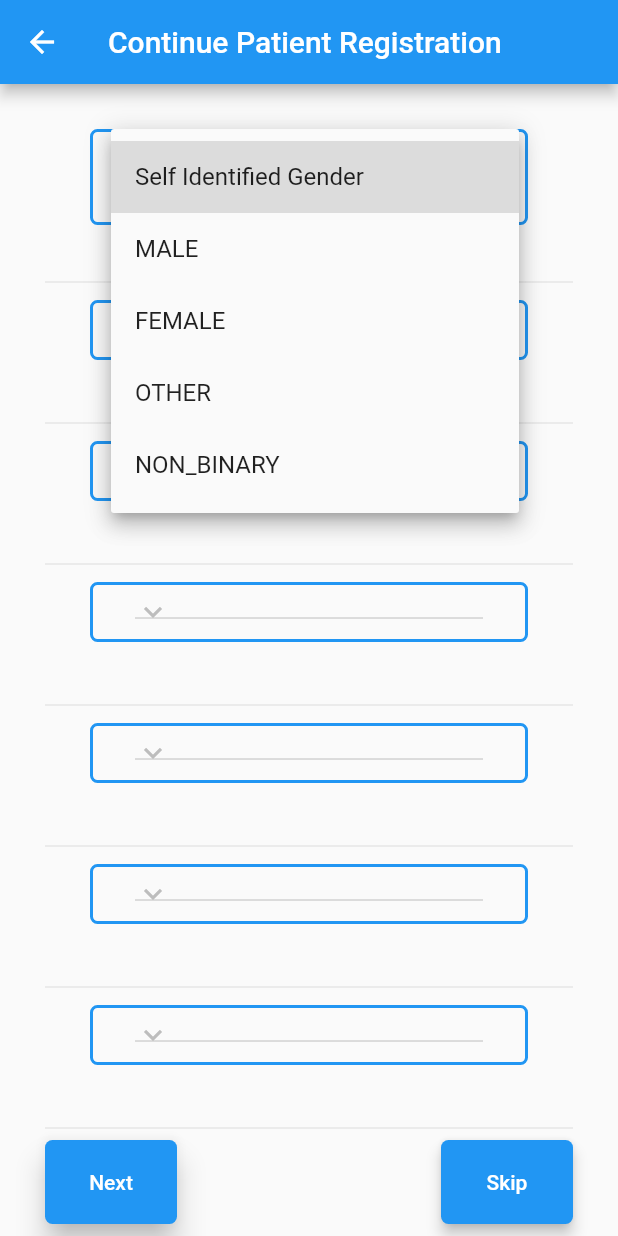
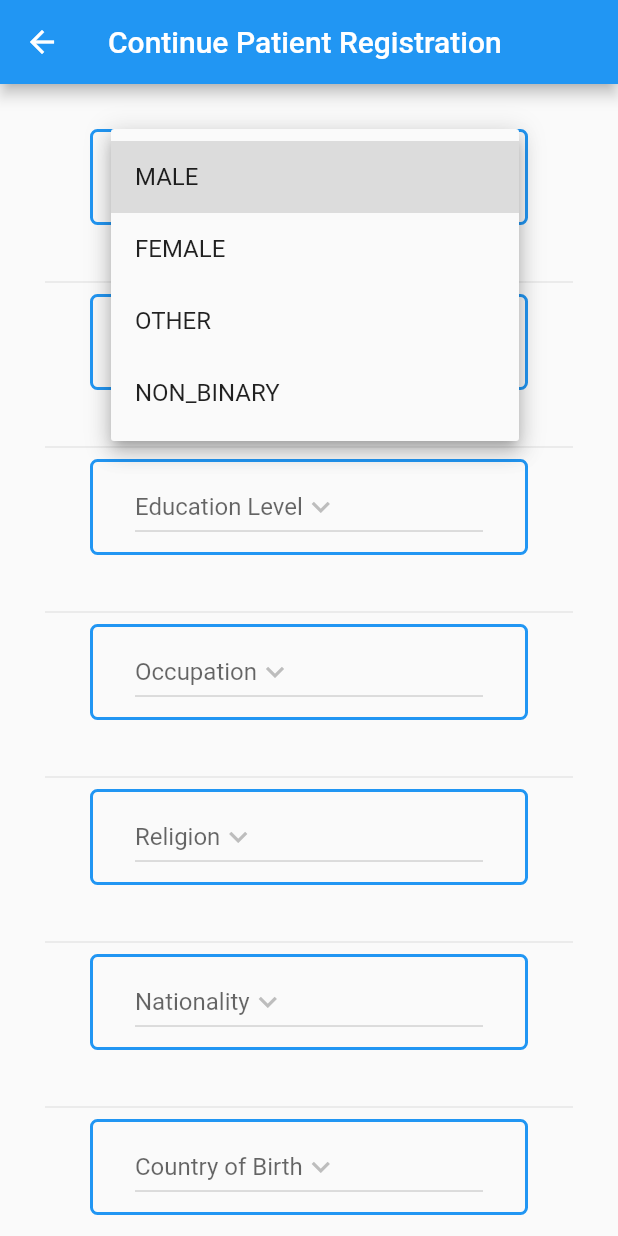
Before and after one commit to zingwena/ehr_mobile-flutter, a Flutter app: the EditDemographics screen opened directly with empty values, after a tap on "Self Identified Gender", on a phone screen of 412 x 824 dp. Run offline on Flutter 3.47's test engine with Material 2 defaults, Android fonts, the phone set to English and light mode, and no system bars; missing offline and left inert: wifi; generated files the repository leaves out were written again.

Commit message:
add validation to the dropdowns which are part of patient's registration  edit demographics part

```diff
--- a/lib/view/edit_demographics.dart
+++ b/lib/view/edit_demographics.dart
@@ -10,6 +10,7 @@ import 'package:ehr_mobile/model/occupation.dart';
 import 'package:ehr_mobile/model/religion.dart';
 import 'package:ehr_mobile/view/add_patient.dart';
 import 'package:ehr_mobile/view/patient_address.dart';
+import 'package:ehr_mobile/view/patient_overview.dart';
 
 import 'package:intl/intl.dart';
 import 'package:ehr_mobile/model/marital_status.dart';
@@ -38,7 +39,26 @@ class _EditDemographicsState extends State<EditDemographics> {
 
   List<String> _list;
   DateTime birthDate;
-  String lastName, firstName,nationalId, religion, country,occupation,educationLevel,nationality,maritalStatus;
+  Patient registeredPatient;
+  String lastName,  firstName,nationalId, religion, country,occupation,educationLevel,nationality,maritalStatus;
+  String _dropdownError="Select Country of birth";
+  String _maritalStatusError="Select Marital status";
+  String _nationalityError="Select Nationality";
+  String _educationLevelError="Select Education Level";
+  String _religionError="Select Religion";
+  String _selfIdentifiedGenderError="Select Self Identified gender";
+  String _occupationError="Select Occupation";
+
+  bool occupationIsValid=false;
+  bool countryIsValid=false;
+  bool maritalStatusIsValid=false;
+  bool nationalityIsValid=false;
+  bool educationLevelIsValid=false;
+  bool religionIsValid=false;
+  bool selfIdentifiedGenderIsValid=false;
+
+  bool _formValid=false;
+  bool showError=true;
   List _religions= List();
   List<Religion> _religionListDropdown= List();
 
@@ -70,7 +90,7 @@ class _EditDemographicsState extends State<EditDemographics> {
       _dropDownMenuItemsCountry;
 
   String _currentGender,
-      _currentSiGender = 'Self Identified Gender',
+      _currentSiGender,
       _currentMaritalStatus,
       _currentEducationLevel,
       _currentOccupation,
@@ -80,7 +100,6 @@ class _EditDemographicsState extends State<EditDemographics> {
 
   List _genderList = ["", "Male", "Female", "Other"];
   List _genderListIdentified = [
-    "Self Identified Gender",
     "MALE",
     "FEMALE",
     "OTHER",
@@ -103,7 +122,6 @@ class _EditDemographicsState extends State<EditDemographics> {
     firstName = widget.firstName;
     lastName = widget.lastName;
     birthDate = widget.birthDate;
-    _currentSiGender = _dropDownMenuItemsIdentified[0].value;
     super.initState();
   }
 
@@ -257,6 +275,7 @@ class _EditDemographicsState extends State<EditDemographics> {
                       EdgeInsets.symmetric(vertical: 8.0, horizontal: 30.0),
                       child: DropdownButton(
                         icon: Icon(Icons.keyboard_arrow_down),
+                        hint:Text("Self Identified Gender"),
                         iconEnabledColor: Colors.black,
                         value: _currentSiGender,
                         items: _dropDownMenuItemsIdentified,
@@ -270,6 +289,12 @@ class _EditDemographicsState extends State<EditDemographics> {
                     ),
                     onPressed: () {},
                   ),
+                ),
+                showError
+                    ? SizedBox.shrink()
+                    : Text(
+                  _selfIdentifiedGenderError ?? "",
+                  style: TextStyle(color: Colors.red),
                 ),
                 SizedBox(
                   height: 30.0,
@@ -290,6 +315,7 @@ class _EditDemographicsState extends State<EditDemographics> {
                       EdgeInsets.symmetric(vertical: 8.0, horizontal: 30.0),
                       child: DropdownButton(
                         icon: Icon(Icons.keyboard_arrow_down),
+                        hint: Text("Marital Status"),
                         iconEnabledColor: Colors.black,
                         value: _currentMaritalStatus,
                         items: _dropDownMenuItemsMaritalStatus,
@@ -303,6 +329,12 @@ class _EditDemographicsState extends State<EditDemographics> {
                     ),
                     onPressed: () {},
                   ),
+                ),
+                showError
+                    ? SizedBox.shrink()
+                    : Text(
+                  _maritalStatusError ?? "",
+                  style: TextStyle(color: Colors.red),
                 ),
                 SizedBox(
                   height: 30.0,
@@ -323,6 +355,7 @@ class _EditDemographicsState extends State<EditDemographics> {
                       EdgeInsets.symmetric(vertical: 8.0, horizontal: 30.0),
                       child: DropdownButton(
                         icon: Icon(Icons.keyboard_arrow_down),
+                        hint: Text("Education Level"),
                         iconEnabledColor: Colors.black,
                         value: _currentEducationLevel,
                         items: _dropDownMenuItemsEducationLevel,
@@ -336,6 +369,12 @@ class _EditDemographicsState extends State<EditDemographics> {
                     ),
                     onPressed: () {},
                   ),
+                ),
+                showError
+                    ? SizedBox.shrink()
+                    : Text(
+                  _educationLevelError ?? "",
+                  style: TextStyle(color: Colors.red),
                 ),
                 SizedBox(
                   height: 30.0,
@@ -356,6 +395,7 @@ class _EditDemographicsState extends State<EditDemographics> {
                       EdgeInsets.symmetric(vertical: 8.0, horizontal: 30.0),
                       child: DropdownButton(
                         icon: Icon(Icons.keyboard_arrow_down),
+                        hint: Text("Occupation"),
                         iconEnabledColor: Colors.black,
                         value: _currentOccupation,
                         items: _dropDownMenuItemsOccupation,
@@ -369,6 +409,12 @@ class _EditDemographicsState extends State<EditDemographics> {
                     ),
                     onPressed: () {},
                   ),
+                ),
+                showError
+                    ? SizedBox.shrink()
+                    : Text(
+                  _occupationError ?? "",
+                  style: TextStyle(color: Colors.red),
                 ),
                 SizedBox(
                   height: 30.0,
@@ -389,6 +435,7 @@ class _EditDemographicsState extends State<EditDemographics> {
                       EdgeInsets.symmetric(vertical: 8.0, horizontal: 30.0),
                       child: DropdownButton(
                         icon: Icon(Icons.keyboard_arrow_down),
+                        hint: Text("Religion"),
                         iconEnabledColor: Colors.black,
                         value: _currentReligion,
                         items: _dropDownMenuItemsReligion,
@@ -402,6 +449,12 @@ class _EditDemographicsState extends State<EditDemographics> {
                     ),
                     onPressed: () {},
                   ),
+                ),
+                showError
+                    ? SizedBox.shrink()
+                    : Text(
+                  _religionError ?? "",
+                  style: TextStyle(color: Colors.red),
                 ),
                 SizedBox(
                   height: 30.0,
@@ -422,6 +475,7 @@ class _EditDemographicsState extends State<EditDemographics> {
                       EdgeInsets.symmetric(vertical: 8.0, horizontal: 30.0),
                       child: DropdownButton(
                         icon: Icon(Icons.keyboard_arrow_down),
+                        hint: Text("Nationality"),
                         iconEnabledColor: Colors.black,
                         value: _currentNationality,
                         items: _dropDownMenuItemsNationality,
@@ -435,6 +489,12 @@ class _EditDemographicsState extends State<EditDemographics> {
                     ),
                     onPressed: () {},
                   ),
+                ),
+                showError
+                    ? SizedBox.shrink()
+                    : Text(
+                  _nationalityError ?? "",
+                  style: TextStyle(color: Colors.red),
                 ),
                 SizedBox(
                   height: 30.0,
@@ -455,6 +515,7 @@ class _EditDemographicsState extends State<EditDemographics> {
                       EdgeInsets.symmetric(vertical: 8.0, horizontal: 30.0),
                       child: DropdownButton(
                         icon: Icon(Icons.keyboard_arrow_down),
+                        hint: Text("Country of Birth"),
                         iconEnabledColor: Colors.black,
                         value: _currentCountry,
                         items: _dropDownMenuItemsCountry,
@@ -468,6 +529,12 @@ class _EditDemographicsState extends State<EditDemographics> {
                     ),
                     onPressed: () {},
                   ),
+                ),
+                showError
+                    ? SizedBox.shrink()
+                    : Text(
+                  _dropdownError ?? "",
+                  style: TextStyle(color: Colors.red),
                 ),
                 SizedBox(
                   height: 30.0,
@@ -487,8 +554,20 @@ class _EditDemographicsState extends State<EditDemographics> {
                         style: TextStyle(color: Colors.white),
                       ),
                       onPressed: () {
+                        if (countryIsValid && maritalStatusIsValid && educationLevelIsValid
+                            && religionIsValid && selfIdentifiedGenderIsValid
+                            && nationalityIsValid && occupationIsValid ) {
+                          setState(() {
+                            _formValid = true;
+                          });
+                        }
+                        else{
+                          setState(() {
+                            showError= false;
+                          });
+                        }
 
-                        if (_formKey.currentState.validate()) {
+                        if (_formValid) {
                           _formKey.currentState.save();
                           Patient patient = Patient.basic(
                               firstName,
@@ -524,7 +603,20 @@ class _EditDemographicsState extends State<EditDemographics> {
                             style: TextStyle(color: Colors.white),
                           ),
                           onPressed: () async{
-                            if (_formKey.currentState.validate()) {
+                            if (countryIsValid && maritalStatusIsValid && educationLevelIsValid
+                                && religionIsValid && selfIdentifiedGenderIsValid
+                                && nationalityIsValid && occupationIsValid ) {
+                              setState(() {
+                                _formValid = true;
+                              });
+                            }
+                            else{
+                              setState(() {
+                                showError= false;
+                              });
+                            }
+
+                              if (_formValid) {
                               _formKey.currentState.save();
                               Patient patient= Patient.basic(firstName, lastName, _currentGender, nationalId,_currentReligion,_currentMaritalStatus,_currentEducationLevel, _currentNationality,_currentCountry, _currentSiGender, _currentOccupation);
 
@@ -532,7 +624,12 @@ class _EditDemographicsState extends State<EditDemographics> {
 //                                  builder: (context) =>
 //                                      (patient));
 
-                              await registerPatient(patient);
+                              await registerPatient(patient).then((value){
+                                  Navigator.push(
+                                      context,
+                                      MaterialPageRoute(
+                                          builder: (context) => Overview(registeredPatient)));
+                                });
 
 
                             }
@@ -569,7 +666,6 @@ class _EditDemographicsState extends State<EditDemographics> {
         });
 
         _dropDownMenuItemsReligion = getDropDownMenuItemsReligion();
-        _currentReligion = _dropDownMenuItemsReligion[0].value;
 
         country=countries;
         _countries= jsonDecode(country);
@@ -578,7 +674,6 @@ class _EditDemographicsState extends State<EditDemographics> {
           _countryList.add(e);
         });
         _dropDownMenuItemsCountry = getDropDownMenuItemsCountry();
-        _currentCountry = _dropDownMenuItemsCountry[0].value;
 
       });
 
@@ -589,7 +684,6 @@ class _EditDemographicsState extends State<EditDemographics> {
         _occupationList.add(e);
       });
       _dropDownMenuItemsOccupation = getDropDownMenuItemsOccupation();
-//      _currentOccupation = _dropDownMenuItemsOccupation[0].value;
 
 
       maritalStatus=maritalStates;
@@ -600,7 +694,6 @@ class _EditDemographicsState extends State<EditDemographics> {
       });
       _dropDownMenuItemsMaritalStatus =
           getDropDownMenuItemsIdentifiedMaritalStatus();
-      _currentMaritalStatus = _dropDownMenuItemsMaritalStatus[0].value;
 
       nationality=nationalities;
       _nationalities=jsonDecode(nationality);
@@ -609,7 +702,6 @@ class _EditDemographicsState extends State<EditDemographics> {
         _nationalityList.add(e);
       });
       _dropDownMenuItemsNationality = getDropDownMenuItemsNationality();
-      _currentNationality = _dropDownMenuItemsNationality[0].value;
 
       educationLevel=educationLevels;
       _educationLevels= jsonDecode(educationLevel);
@@ -619,7 +711,6 @@ class _EditDemographicsState extends State<EditDemographics> {
       });
       _dropDownMenuItemsEducationLevel =
           getDropDownMenuItemsIdentifiedEducationLevel();
-      _currentEducationLevel = _dropDownMenuItemsEducationLevel[0].value;
 
     }
     catch(e){
@@ -671,50 +762,73 @@ class _EditDemographicsState extends State<EditDemographics> {
   void changedDropDownItemSi(String selectedGenderIdentified) {
     setState(() {
       _currentSiGender = selectedGenderIdentified;
+      selfIdentifiedGenderIsValid=!selfIdentifiedGenderIsValid;
+      _selfIdentifiedGenderError=null;
     });
   }
 
   void changedDropDownItemMaritalStatus(String selectedMaritalStatus) {
     setState(() {
       _currentMaritalStatus = selectedMaritalStatus;
+      maritalStatusIsValid=!maritalStatusIsValid;
+      _maritalStatusError=null;
     });
   }
 
   void changedDropDownItemEducationLevel(String selectedEducationLevel) {
     setState(() {
       _currentEducationLevel = selectedEducationLevel;
+      educationLevelIsValid=!educationLevelIsValid;
+      _educationLevelError=null;
     });
   }
 
   void changedDropDownItemOccupation(String selectedOccupation) {
     setState(() {
       _currentOccupation = selectedOccupation;
+      occupationIsValid=!occupationIsValid;
+      _occupationError=null;
     });
   }
 
   void changedDropDownItemReligion(String selectedReligion) {
     setState(() {
       _currentReligion = selectedReligion;
+      religionIsValid=!religionIsValid;
+      _religionError=null;
     });
   }
 
   void changedDropDownItemNationality(String selectedNationality) {
     setState(() {
       _currentNationality = selectedNationality;
+      nationalityIsValid=!nationalityIsValid;
+      _nationalityError=null;
     });
   }
 
   void changedDropDownItemCountry(String selectedCountry) {
-    setState(() {
-      _currentCountry = selectedCountry;
-    });
+          if(selectedCountry!=null) {
+            setState(() {
+              _currentCountry = selectedCountry;
+              _dropdownError = null;
+              countryIsValid = !countryIsValid;
+            });
+          }
   }
 
   Future<void> registerPatient(Patient patient)async{
     int response;
+    String patientResponse;
     try {
       String jsonPatient = jsonEncode(patient);
       response= await addPatient.invokeMethod('registerPatient',jsonPatient);
+
+      patientResponse= await addPatient.invokeMethod("getPatientById", response);
+
+      setState(() {
+        registeredPatient = Patient.fromJson(jsonDecode(patientResponse));
+      });
       print('========================= $response');
     }
     catch(e){
--- a/lib/view/patient_address.dart
+++ b/lib/view/patient_address.dart
@@ -148,7 +148,7 @@ class _PatientAddressState extends State<PatientAddress> {
         Navigator.push(
             context,
             MaterialPageRoute(
-                builder: (context) => Overview(patient)));
+                builder: (context) => Overview(registeredPatient)));
       });
 
       print('%%%%%%%%%%%%%%%%%%$patient');
@@ -174,7 +174,7 @@ class _PatientAddressState extends State<PatientAddress> {
 
       patientResponse= await addPatient.invokeMethod("getPatientById", response);
       setState(() {
-        registeredPatient = jsonDecode(patientResponse);
+        registeredPatient = Patient.fromJson(jsonDecode(patientResponse));
       });
 
     }
--- a/lib/view/patient_overview.dart
+++ b/lib/view/patient_overview.dart
@@ -379,7 +379,7 @@ class OverviewState extends State<Overview> {
                                           child: TextFormField(
                                             controller: TextEditingController(
 
-                                                text: _patient.address.street+" "+ _patient.address.town+" "+_patient.address.city),
+                                                text: "Address"),
                                             decoration: InputDecoration(
                                               labelText: 'Address',
                                               border: OutlineInputBorder(),
```
Also changed, not shown: 1 other file.
